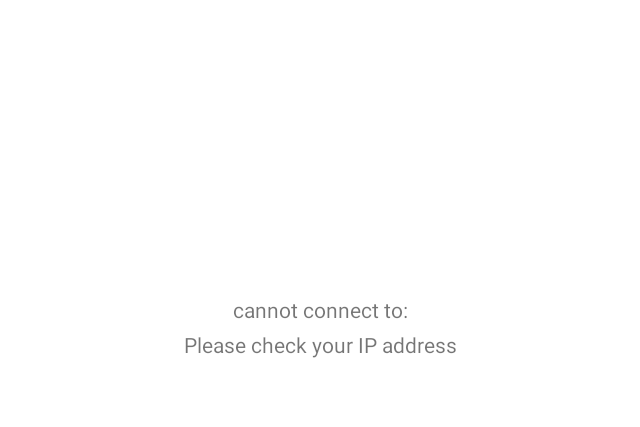
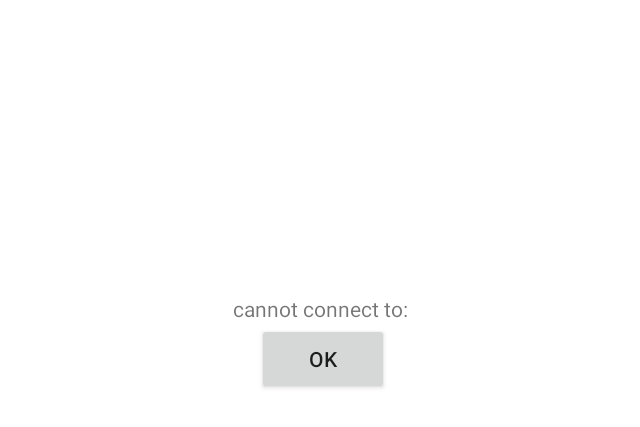
Before and after one commit to HarryZixuan/proformanceMonitor, an Android app: the screen it shows after launch (ConnectionFailedActivity), after a tap on "GO", on a phone screen of 824 x 412 dp (held sideways). Shown: the top 427 px of the screen, without its empty margins (295-935 px from the left). Run offline under Robolectric (Android 15) with nearby library versions, the phone set to English and light mode, and no system bars.

Commit message:
rewrite all the NetworkConnection activities into NetworkConnection.java add handler of NetworkConnection failed exception

```diff
--- a/app/src/main/java/com/example/proformancemonitor/ConnectionFailedActivity.java
+++ b/app/src/main/java/com/example/proformancemonitor/ConnectionFailedActivity.java
@@ -4,12 +4,15 @@ import android.app.Activity;
 import android.content.Intent;
 import android.content.pm.ActivityInfo;
 import android.os.Bundle;
+import android.view.View;
+import android.widget.Button;
 import android.widget.TextView;
 
 import androidx.annotation.Nullable;
 
 public class ConnectionFailedActivity extends Activity {
     private TextView tv_errorMessage;
+    private Button btn_ok;
 
     @Override
     protected void onCreate(@Nullable Bundle savedInstanceState) {
@@ -23,5 +26,18 @@ public class ConnectionFailedActivity extends Activity {
 
         tv_errorMessage = findViewById(R.id.tv_errorMessage);
         tv_errorMessage.setText("cannot connect to: " + ipAddress);
+
+        btn_ok = findViewById(R.id.btn_errorOK);
+
+        btn_ok.setOnClickListener(new View.OnClickListener() {
+            @Override
+            public void onClick(View view) {
+                //return to main activity
+                Intent intent_main = new Intent(getApplicationContext(), MainActivity.class);
+                intent_main.putExtra("ipAddress", ipAddress);
+                startActivity(intent_main);
+
+            }
+        });
     }
 }
--- a/app/src/main/java/com/example/proformancemonitor/MainActivity.java
+++ b/app/src/main/java/com/example/proformancemonitor/MainActivity.java
@@ -23,62 +23,62 @@ public class MainActivity extends AppCompatActivity {
 
     private EditText et_ip;
     private Button btn_go;
-    String ipAddress;
+    private String ipAddress;
+    private String connectionState;
 
     @Override
     protected void onCreate(Bundle savedInstanceState) {
         super.onCreate(savedInstanceState);
         setContentView(R.layout.activity_main);
-        //setRequestedOrientation(ActivityInfo.SCREEN_ORIENTATION_LANDSCAPE);
-
 
         et_ip = findViewById(R.id.et_ip);
         btn_go = findViewById(R.id.btn_go);
+
+        //used to handle netwoek connection failed case
+        //will keep the current ipAdress
+        Intent intent = getIntent();
+        if(intent != null) {
+            ipAddress = intent.getStringExtra("ipAddress");
+            et_ip.setText(ipAddress);
+        }
+
         btn_go.setOnClickListener(new View.OnClickListener() {
             @Override
             public void onClick(View v) {
                 ipAddress = et_ip.getText().toString().trim();
-
-                new checkNetworkConnection().execute(ipAddress);
+                checkNetworkConnection();
             }
         });
-
-
     }
 
-    private class checkNetworkConnection extends AsyncTask<String, Void, String> {
+    public void checkNetworkConnection(){
+        new Thread(new Runnable() {
+            @Override
+            public void run() {
+                //use cpuInfo to check network connection
+                //network connection failed exception will be handled in NetworkConnection
+                NetworkConnection networkConnection
+                        = new NetworkConnection(ipAddress, "{\"text\": \"cpuInfo\"}", getApplicationContext());
+                connectionState = networkConnection.connect();
 
+                runOnUiThread(new Runnable() {
                     @Override
-        protected String doInBackground(String... param) {
-            URL url = null;
-
-            try {
-                url = new URL(param[0]);
-                HttpURLConnection urlConnection = (HttpURLConnection) url.openConnection();
-                urlConnection.setRequestMethod("GET");
-                urlConnection.setConnectTimeout(1000);
-                int code = urlConnection.getResponseCode();
-
-                if(code == 200){
+                    public void run() {
+                        if(connectionState != null){
                             Intent intent_good = new Intent(getApplicationContext(), ProformanceMonitoringActivity.class);
                             intent_good.putExtra("ipAddress", ipAddress);
                             startActivity(intent_good);
                         }
-
                         else {
                             Intent intent_error = new Intent(getApplicationContext(), ConnectionFailedActivity.class);
                             intent_error.putExtra("ipAddress", ipAddress);
                             startActivity(intent_error);
+                        }
+                    }
+                });
+            }
+        }).start();;
 
     }
 
-            }catch (Exception e){
-                e.printStackTrace();
-                Intent intent_error = new Intent(getApplicationContext(), ConnectionFailedActivity.class);
-                intent_error.putExtra("ipAddress", ipAddress);
-                startActivity(intent_error);
 }
-            return null;
-        }
-    }
-}
--- /dev/null
+++ b/app/src/main/java/com/example/proformancemonitor/NetworkConnection.java
@@ -0,0 +1,114 @@
+package com.example.proformancemonitor;
+
+import android.content.Context;
+import android.content.Intent;
+
+import org.json.JSONException;
+import org.json.JSONObject;
+
+import java.io.BufferedInputStream;
+import java.io.BufferedReader;
+import java.io.IOException;
+import java.io.InputStreamReader;
+import java.io.OutputStream;
+import java.net.HttpURLConnection;
+import java.net.URL;
+
+
+//a class for all the network activities, including connection, readbuffer..
+//will also handle connection failed exception, it will start ConnectionFailedActivity
+public class NetworkConnection {
+    private String ipAddress = "";
+    private String jsonStr = "";
+    Context context;
+
+    private HttpURLConnection urlConnection;
+    private BufferedInputStream bufferedInputStream;
+    private BufferedReader bufferedReader;
+    private StringBuffer stringBuffer;
+    private JSONObject jsonObject;
+
+    public NetworkConnection(String ipAddress, String jsonStr, Context context){
+        this.ipAddress = ipAddress;
+        this.jsonStr = jsonStr;
+        this.context = context;
+    }
+
+    public String connect(){
+        URL url = null;
+
+        try {
+            url = new URL(ipAddress);
+            urlConnection = (HttpURLConnection) url.openConnection();
+            urlConnection.setRequestProperty("Content-Type", "application/json; charset=UTF-8");
+            urlConnection.setRequestProperty("Accept", "application/json");
+            urlConnection.setDoOutput(true);
+            urlConnection.setRequestMethod("POST");
+            urlConnection.setConnectTimeout(1000);
+
+            String jsonInputString = jsonStr;//"{\"text\": \"cpuInfo\"}";
+
+            try(OutputStream os = urlConnection.getOutputStream()) {
+                byte[] input = jsonInputString.getBytes("utf-8");
+                os.write(input, 0, input.length);
+            }
+
+
+            int code = urlConnection.getResponseCode();
+            bufferedInputStream = new BufferedInputStream(urlConnection.getInputStream());
+            bufferedReader = new BufferedReader(new InputStreamReader(bufferedInputStream));
+            stringBuffer = new StringBuffer();
+            String str = "";
+
+            if(code == 200){
+                while ((str = bufferedReader.readLine()) != null){
+                    stringBuffer.append(str);
+                }
+            }
+        }catch (Exception e){
+            e.printStackTrace();
+            netwoekConnectionFailed();
+            return null;
+        }finally {
+            if(urlConnection != null){
+                urlConnection.disconnect();
+            }
+            try {
+                if (bufferedReader != null){
+                    bufferedReader.close();
+                }
+            } catch (IOException e) {
+                e.printStackTrace();
+                netwoekConnectionFailed();
+                return null;
+            }
+        }
+        if(stringBuffer == null){
+            System.out.println("string buffer is empty");
+            netwoekConnectionFailed();
+            return null;
+        }
+
+        jsonObject = null;
+        String responseStr = "";
+
+        try {
+            jsonObject = new JSONObject(stringBuffer.toString());
+            responseStr = jsonObject.getString("text");
+
+        } catch (JSONException e) {
+            netwoekConnectionFailed();
+            e.printStackTrace();
+            return null;
+        }
+        return responseStr;
+    }
+
+    //will start ConnectionFailedActivity
+    public void netwoekConnectionFailed(){
+        Intent intent_error = new Intent(context, ConnectionFailedActivity.class);
+        intent_error.setFlags(Intent.FLAG_ACTIVITY_NEW_TASK);
+        intent_error.putExtra("ipAddress", ipAddress);
+        context.startActivity(intent_error);
+    }
+}
--- a/app/src/main/res/layout/connection_failed.xml
+++ b/app/src/main/res/layout/connection_failed.xml
@@ -1,5 +1,5 @@
 <?xml version="1.0" encoding="utf-8"?>
-<androidx.constraintlayout.widget.ConstraintLayout xmlns:android="http://schemas.android.com/apk/res/android"
+<RelativeLayout xmlns:android="http://schemas.android.com/apk/res/android"
     xmlns:app="http://schemas.android.com/apk/res-auto"
     xmlns:tools="http://schemas.android.com/tools"
     android:layout_width="match_parent"
@@ -10,22 +10,17 @@
         android:id="@+id/tv_errorMessage"
         android:layout_width="wrap_content"
         android:layout_height="wrap_content"
-        android:text="Connection failed! Please check your IP address"
-        app:layout_constraintBottom_toBottomOf="parent"
-        app:layout_constraintLeft_toLeftOf="parent"
-        app:layout_constraintRight_toRightOf="parent"
-        app:layout_constraintTop_toTopOf="parent" />
+        android:layout_centerVertical="true"
+        android:layout_centerHorizontal="true"
+        android:text="Connection failed! Please check your IP address"/>
 
-    <TextView
-        android:id="@+id/tv_helpMessage"
+    <Button
+        android:id="@+id/btn_errorOK"
         android:layout_width="wrap_content"
         android:layout_height="wrap_content"
-        android:text="Please check your IP address"
-        app:layout_constraintBottom_toBottomOf="parent"
-        app:layout_constraintHorizontal_bias="0.497"
-        app:layout_constraintLeft_toLeftOf="parent"
-        app:layout_constraintRight_toRightOf="parent"
-        app:layout_constraintTop_toTopOf="parent"
-        app:layout_constraintVertical_bias="0.56" />
+        android:layout_centerHorizontal="true"
+        android:layout_centerVertical="true"
+        android:layout_below="@id/tv_errorMessage"
+        android:text="OK" />
 
-</androidx.constraintlayout.widget.ConstraintLayout>
+</RelativeLayout>
```
Also changed, not shown: app/src/main/java/com/example/proformancemonitor/CPUFragment.java (+31 -7 lines), app/src/main/java/com/example/proformancemonitor/SoundFragment.java (+34 -0 lines), app/src/main/res/layout/activity_main.xml (+7 -13 lines), app/src/main/res/layout/fragment_sound.xml (+15 -1 lines). Lines whose indentation alone changed are shown as unchanged.
